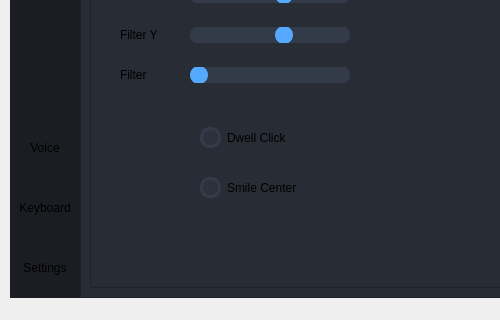
Qt form ui/main.ui (Radu101199/CamControl-Controlul-Gestual-al-Dispozitivelor) before a commit; both pictures show x 0 to 500 and y 418 to 738 of the 1012 by 738 pixel window.
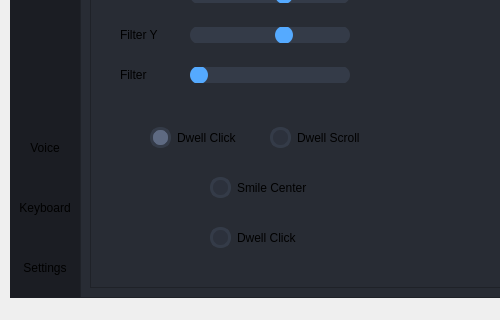
The same form after that commit. The open tabs and pages were chosen to show the change. Icons and pictures are not drawn.

Commit message: radiobox scroll sau click dwell commit

The edit to the form file:
```diff
--- a/ui/main.ui
+++ b/ui/main.ui
@@ -1318,8 +1318,8 @@
                    <widget class="QCheckBox" name="dwellClickCheckBox">
                     <property name="geometry">
                      <rect>
-                      <x>100</x>
-                      <y>450</y>
+                      <x>110</x>
+                      <y>550</y>
                       <width>111</width>
                       <height>21</height>
                      </rect>
@@ -1331,7 +1331,7 @@
                    <widget class="QCheckBox" name="smileCenterCheckBox">
                     <property name="geometry">
                      <rect>
-                      <x>100</x>
+                      <x>110</x>
                       <y>500</y>
                       <width>111</width>
                       <height>21</height>
@@ -1526,6 +1526,35 @@
                      <string>Recalibrate</string>
                     </property>
                    </widget>
+                   <widget class="QRadioButton" name="dwellClickRadioBox">
+                    <property name="geometry">
+                     <rect>
+                      <x>50</x>
+                      <y>450</y>
+                      <width>97</width>
+                      <height>21</height>
+                     </rect>
+                    </property>
+                    <property name="text">
+                     <string>Dwell Click</string>
+                    </property>
+                    <property name="checked">
+                     <bool>true</bool>
+                    </property>
+                   </widget>
+                   <widget class="QRadioButton" name="dwellScrollRadioBox">
+                    <property name="geometry">
+                     <rect>
+                      <x>170</x>
+                      <y>450</y>
+                      <width>101</width>
+                      <height>21</height>
+                     </rect>
+                    </property>
+                    <property name="text">
+                     <string>Dwell Scroll</string>
+                    </property>
+                   </widget>
                   </widget>
                  </widget>
                 </item>
```
Left out of the diff: 2 changed lines with no effect on the pictures. The commit also changes 4 other files.
